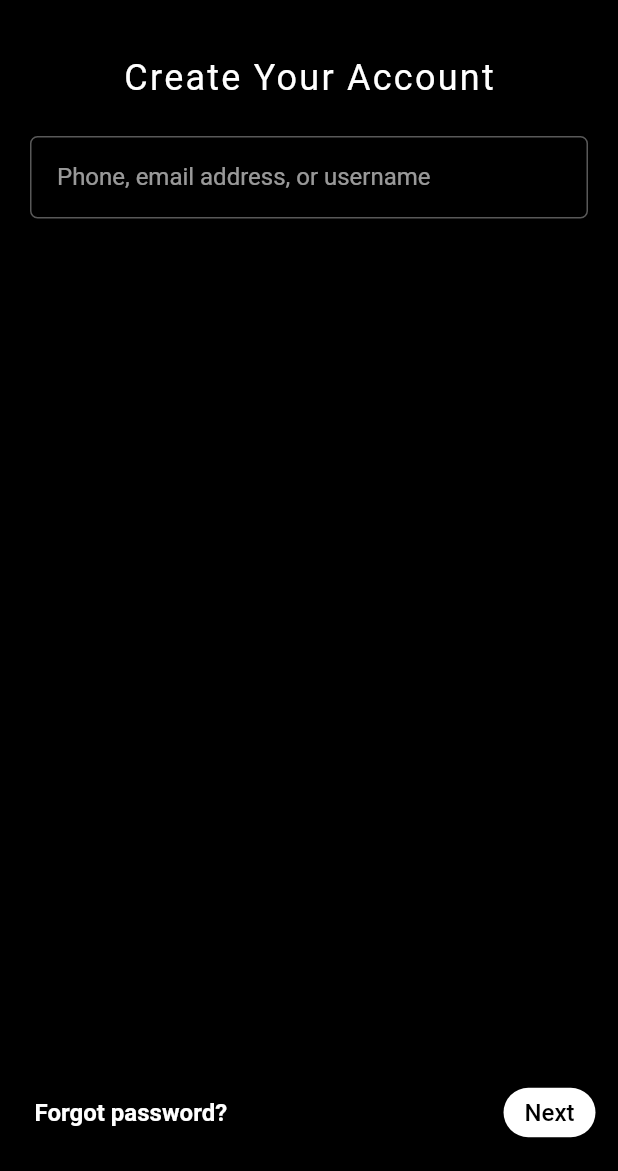
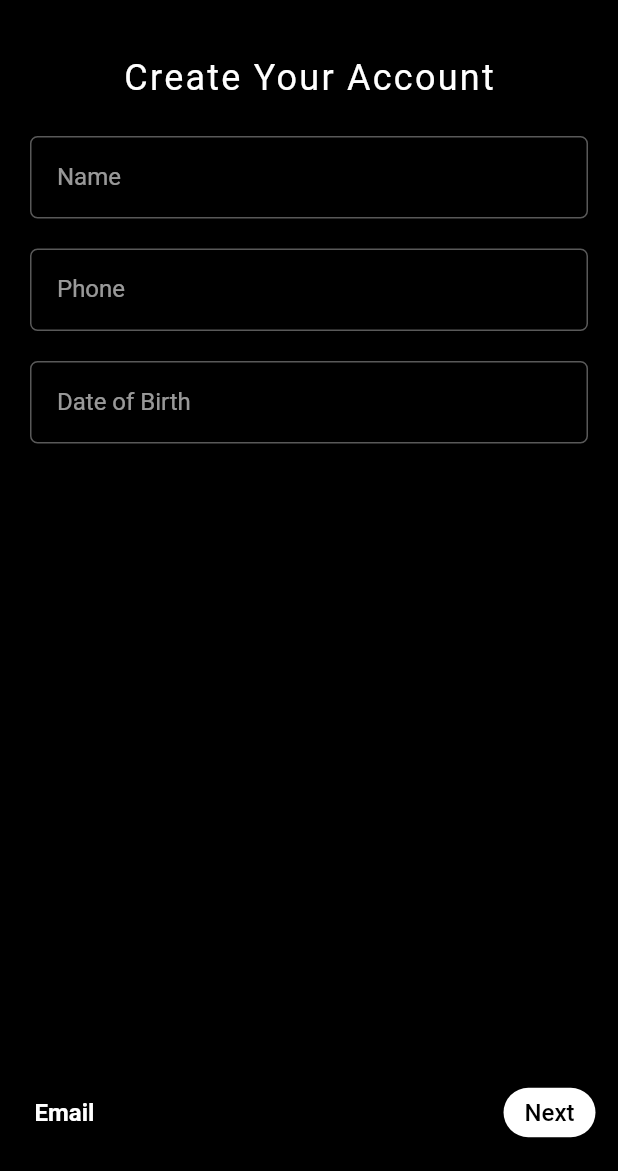
Before and after one commit to 4ritam/twitter_clone, a Flutter app: the SignUpView screen opened directly, on a phone screen of 412 x 824 dp, the part 65-1236 px from its top. Run offline on Flutter 3.47's test engine with Material 2 defaults, Android fonts, the phone set to English and light mode, and no system bars; our stand-ins replace flutter_svg, go_router; Roboto replaces fonts that are missing (Anuphan-SemiBold); project files that could hold a hidden picture were left out.

Commit message:
Auth UI done

```diff
--- a/lib/constants/ui_constants.dart
+++ b/lib/constants/ui_constants.dart
@@ -5,11 +5,11 @@ import 'package:twitter/themes/palette.dart';
 
 class UIConstants {
   static AppBar appBar(Widget? leading) {
-    if(leading == null) {
+    if (leading == null) {
       return AppBar(
         title: SvgPicture.asset(
           AssetsConstants.twitterLogo,
-          color: Palette.blueColor,
+          colorFilter: ColorFilter.mode(Palette.blueColor, BlendMode.srcIn),
           height: 30,
         ),
         centerTitle: true,
@@ -19,7 +19,8 @@ class UIConstants {
         leading: leading,
         title: SvgPicture.asset(
           AssetsConstants.twitterLogo,
-          color: Palette.blueColor,
+          colorFilter: ColorFilter.mode(Palette.blueColor, BlendMode.srcIn),
+          semanticsLabel: "Twitter Logo",
           height: 30,
         ),
         centerTitle: true,
--- a/lib/features/auth/view/get_started_view.dart
+++ b/lib/features/auth/view/get_started_view.dart
@@ -2,8 +2,7 @@ import 'package:flutter/gestures.dart';
 import 'package:flutter/material.dart';
 import 'package:twitter/common/common.dart';
 import 'package:twitter/constants/constants.dart';
-import 'package:twitter/features/auth/view/login_view.dart';
-import 'package:twitter/features/auth/widgets/widgets.dart';
+import 'package:twitter/features/auth/auth.dart';
 import 'package:twitter/themes/palette.dart';
 
 class GetStartedView extends StatefulWidget {
@@ -24,7 +23,7 @@ class _GetStartedViewState extends State<GetStartedView> {
         child: Padding(
           padding: const EdgeInsets.symmetric(
             vertical: 15,
-            horizontal: 50,
+            horizontal: 45,
           ),
           child: Column(
             mainAxisSize: MainAxisSize.max,
@@ -93,7 +92,9 @@ class _GetStartedViewState extends State<GetStartedView> {
                     ),
                   ]),
               RoundedButton(
-                callback: () {},
+                callback: () {
+                  Navigator.push(context, SignUpView.route());
+                },
                 size: const Size(600, 35),
                 borderRadius: const BorderRadius.all(Radius.circular(40)),
                 padding:
--- a/lib/features/auth/view/login_verification_view.dart
+++ b/lib/features/auth/view/login_verification_view.dart
@@ -21,6 +21,8 @@ class _LoginVerificationViewState extends State<LoginVerificationView> {
     return Scaffold(
       appBar: UIConstants.appBar(
         IconButton(
+          highlightColor: Colors.transparent,
+          splashColor: Colors.transparent,
           onPressed: () {
             Navigator.pop(context);
           },
@@ -70,6 +72,8 @@ class _LoginVerificationViewState extends State<LoginVerificationView> {
                 height: 20,
               ),
               InkWell(
+                highlightColor: Colors.transparent,
+                splashColor: Colors.transparent,
                 onTap: () {},
                 child: const Text(
                   "Forgot Password",
--- a/lib/features/auth/view/login_view.dart
+++ b/lib/features/auth/view/login_view.dart
@@ -1,5 +1,4 @@
 import 'package:flutter/material.dart';
-import 'package:go_router/go_router.dart';
 import 'package:twitter/common/common.dart';
 import 'package:twitter/constants/ui_constants.dart';
 import 'package:twitter/features/auth/view/view.dart';
@@ -21,6 +20,7 @@ class _LoginViewState extends State<LoginView> {
       appBar: UIConstants.appBar(
         IconButton(
           highlightColor: Colors.transparent,
+          splashColor: Colors.transparent,
           onPressed: () {
             Navigator.pop(context);
           },
--- a/lib/features/auth/view/signup_view.dart
+++ b/lib/features/auth/view/signup_view.dart
@@ -13,7 +13,11 @@ class SignUpView extends StatefulWidget {
 }
 
 class _SignUpViewState extends State<SignUpView> {
+  bool email = false;
   final TextEditingController userTextController = TextEditingController();
+  final TextEditingController nameTextController = TextEditingController();
+  final TextEditingController dateOfBirthTextController =
+      TextEditingController();
   @override
   Widget build(BuildContext context) {
     return Scaffold(
@@ -40,10 +44,19 @@ class _SignUpViewState extends State<SignUpView> {
               child: HeroText(text: "Create Your Account"),
             ),
             AuthField(
-              obscure: false,
-              textInputType: TextInputType.text,
+              textInputType: TextInputType.name,
+              controller: nameTextController,
+              hintText: "Name",
+            ),
+            AuthField(
+              textInputType: TextInputType.phone,
               controller: userTextController,
-              hintText: "Phone, email address, or username",
+              hintText: "Phone",
+            ),
+            AuthField(
+              textInputType: TextInputType.datetime,
+              controller: userTextController,
+              hintText: "Date of Birth",
             ),
           ],
         ),
@@ -65,7 +78,7 @@ class _SignUpViewState extends State<SignUpView> {
                   onTap: () {},
                   splashColor: Colors.transparent,
                   child: const Text(
-                    "Forgot password?",
+                    "Email",
                     style: TextStyle(fontSize: 16, fontWeight: FontWeight.w600),
                   ),
                 ),
```
Also changed, not shown: lib/main.dart (line endings or trailing spaces).
